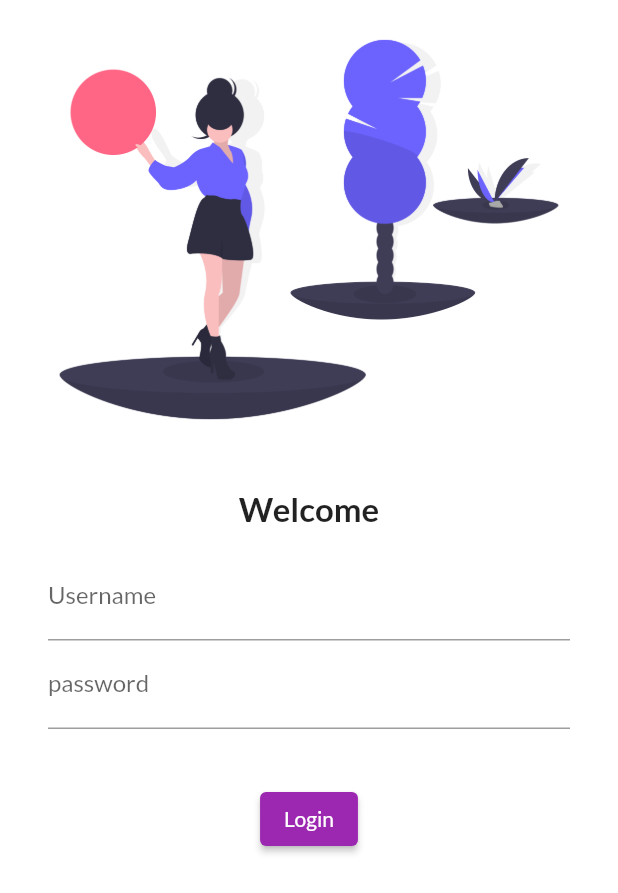
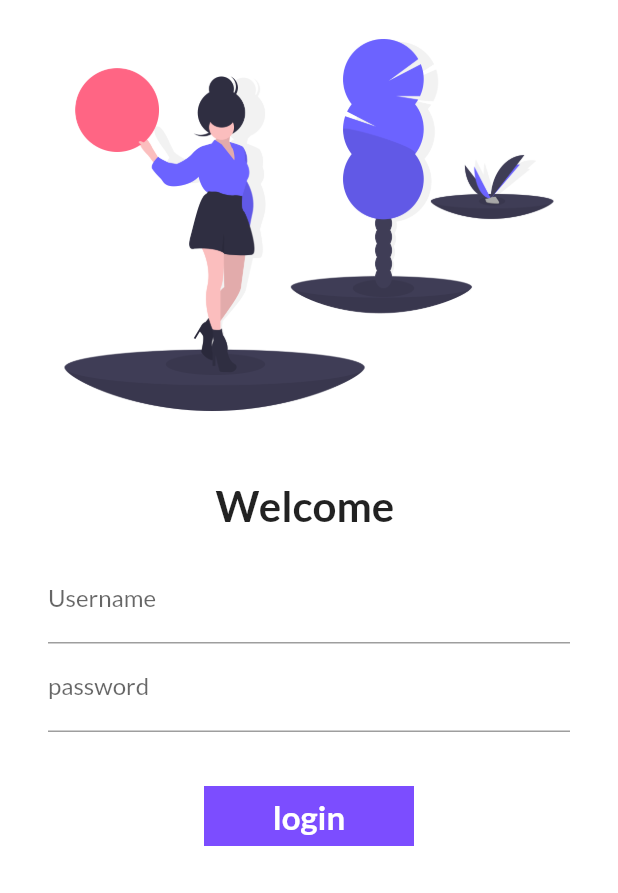
Before and after one commit to Neowise12/firstinflutter, a Flutter app: the screen it shows after launch, on a phone screen of 412 x 824 dp. Shown: the top 893 px of the screen. Run offline on Flutter 3.47's test engine with Material 2 defaults, Android fonts, the phone set to English and light mode, and no system bars; our stand-ins replace google_fonts.

Commit message:
Day 6 completed

```diff
--- a/lib/main.dart
+++ b/lib/main.dart
@@ -1,5 +1,6 @@
 import 'package:flutter/material.dart';
 import 'package:flutter_app/pages/login_page.dart';
+import 'package:flutter_app/utilites/Routes.dart';
 import 'pages/home_page.dart';
 import 'package:google_fonts/google_fonts.dart';
 
@@ -28,12 +29,12 @@ class  MyApp extends StatelessWidget {
 
     ),
       // home : HomePage();
-        initialRoute: "/loginpage",
+        initialRoute: MyRoutes.loginRoute,
        routes: {
 
          "/":(context)=> HomePage(),
-         "/homepage":(context)=> HomePage(),
-        "/loginpage":(context)=> LoginPage()
+         MyRoutes.homeRoute:(context)=> HomePage(),
+        MyRoutes.loginRoute:(context)=> LoginPage()
        },  );
   }
 }
--- a/lib/pages/login_page.dart
+++ b/lib/pages/login_page.dart
@@ -1,20 +1,35 @@
 import 'package:flutter/material.dart';
+import 'package:flutter_app/utilites/Routes.dart';
 
-class LoginPage extends StatelessWidget {
+class LoginPage extends StatefulWidget {
 
   const LoginPage({Key? key}) : super(key: key);
 
   @override
+  State<LoginPage> createState() => _LoginPageState();
+}
+
+class _LoginPageState extends State<LoginPage> {
+
+  String name="";
+  bool changebutton = false;
+  @override
   Widget build(BuildContext context) {
+
+
     return  Material(
 
       color: Colors.white,
+      child: SingleChildScrollView(
         child: Column(
           children: [
-          Image.asset("assets/image/login_Image.png",fit: BoxFit.cover,),
+            Column(
+              children: [
+                Image.asset("assets/image/login_Image.png",fit: BoxFit.cover,
+                height: 300,),
                 const SizedBox(height: 20),
-          const Text("Welcome", style: TextStyle(
-            fontSize: 22,
+                Text("Welcome $name", style: const TextStyle(
+                  fontSize: 28,
                   fontWeight: FontWeight.bold,
                 ),),
                 Padding(
@@ -24,9 +39,19 @@ class LoginPage extends StatelessWidget {
                       TextFormField(
                         decoration: const InputDecoration(
                             hintText: "Enter username",
-                      labelText: "Username"
+                            labelText: "Username",
+
+
 
                         ),
+
+                        onChanged: (values){
+                          name = values;
+                          setState(() {
+
+                          });
+
+                        },
                       ),
                       TextFormField(
                         obscureText: true,
@@ -41,11 +66,52 @@ class LoginPage extends StatelessWidget {
                   ),
                 ),
                 SizedBox(height: 20),
-          ElevatedButton( child:Text("Login"),
-          style: TextButton.styleFrom(),
-          onPressed: (){},)
+
+
+                  InkWell(
+                    onTap:()async{
+                      setState(() {
+                        changebutton = true;
+                      });
+                      await Future.delayed(Duration(seconds: 1));
+                      Navigator.pushNamed(context, MyRoutes.homeRoute);
+                    },
+                    child: AnimatedContainer(
+                      height: 40,
+                      duration: Duration(seconds: 1),
+                      width: changebutton? 40:140,
+                      alignment: Alignment.center,
+                      child: changebutton?const Icon(Icons.done): const Text("login",
+                        style:
+                        TextStyle(
+                            color:Colors.white,
+                            fontWeight: FontWeight.bold,
+                          fontSize: 22,
+                        ),),
+                      decoration: BoxDecoration(
+                        color: Colors.deepPurpleAccent,
+                        shape: changebutton? BoxShape.circle:BoxShape.rectangle,
+                        //borderRadius: BorderRadius.circular(5),
+
+
+                      ),
+
+                    ),
+                  ),
+
+
+
+                // ElevatedButton(
+                //   child:Text("Login"),
+                // style: TextButton.styleFrom(minimumSize: Size(150, 45)),
+                // onPressed: (){
+                //     Navigator.pushNamed(context, MyRoutes.homeRoute);
+                // },)
 
               ],
+            ),
+          ],
+        ),
       ),
 
     );
--- /dev/null
+++ b/lib/utilites/Routes.dart
@@ -0,0 +1,7 @@
+
+class MyRoutes{
+
+  static String loginRoute = "/login";
+  static String homeRoute = "/home";
+
+}
```
Lines whose indentation alone changed are shown as unchanged.
